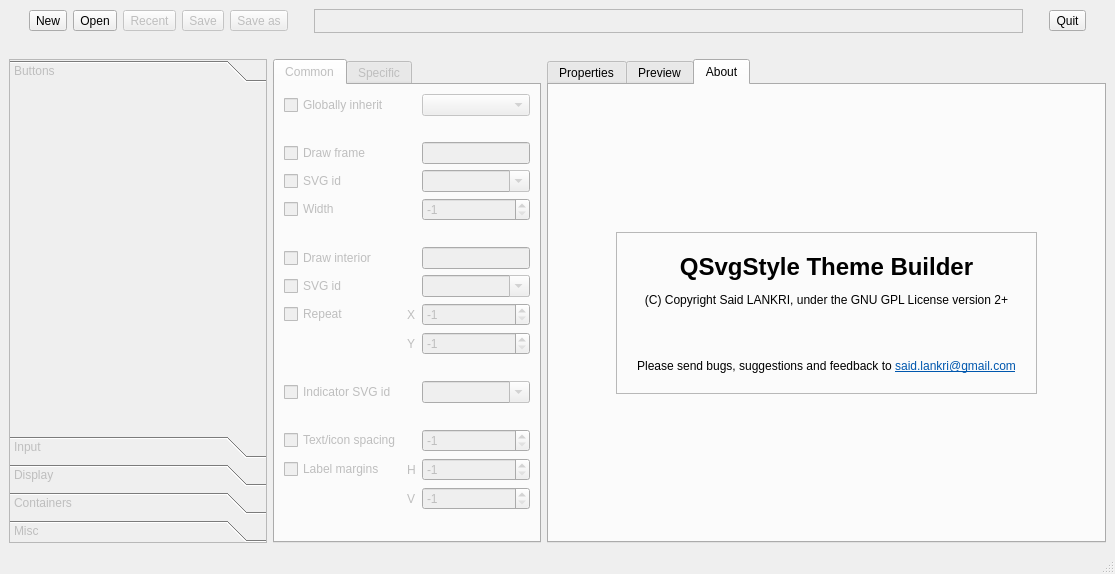
This is themebuilder/ThemeBuilderUIBase.ui in DexterMagnific/QSvgStyle as Qt 5 draws it before an edit. The edited form follows.
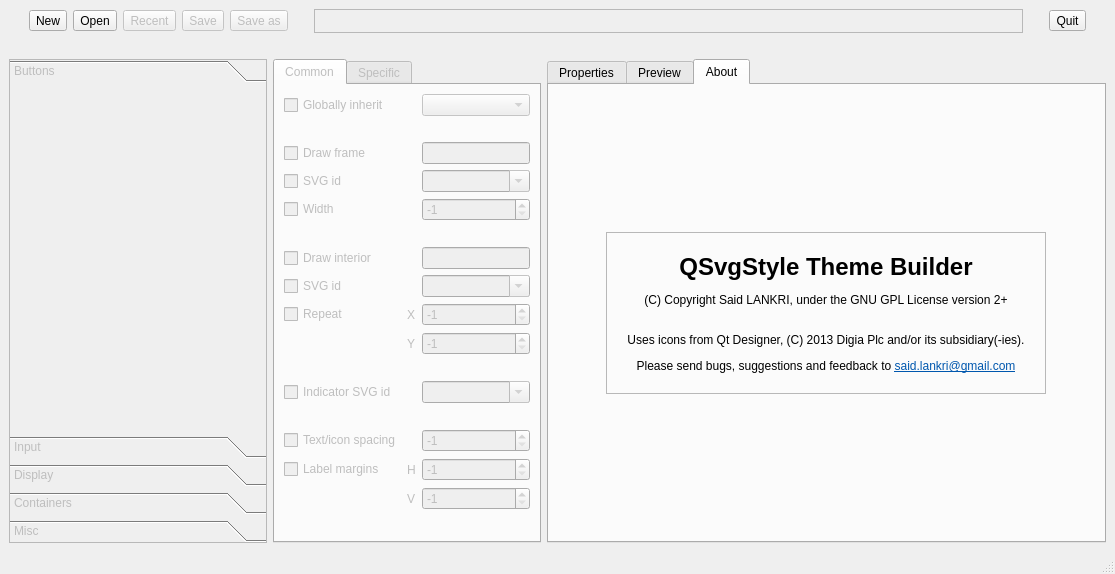
This is the edited form. Icons and pictures are not drawn.

Commit message: * Theme saving capability

What changed in the file:
```diff
--- a/themebuilder/ThemeBuilderUIBase.ui
+++ b/themebuilder/ThemeBuilderUIBase.ui
@@ -354,7 +354,7 @@
            <item row="0" column="0">
             <widget class="QLabel" name="label_3">
              <property name="text">
-              <string>&lt;html&gt;&lt;head/&gt;&lt;body&gt;&lt;p align=&quot;center&quot;&gt;&lt;span style=&quot; font-size:18pt; font-weight:600;&quot;&gt;QSvgStyle Theme Builder&lt;/span&gt;&lt;/p&gt;&lt;p align=&quot;center&quot;&gt;(C) Copyright Said LANKRI, under the GNU GPL License version 2+&lt;/p&gt;&lt;p align=&quot;center&quot;&gt;&lt;br/&gt;&lt;/p&gt;&lt;p align=&quot;center&quot;&gt;Please send bugs, suggestions and feedback to &lt;a href=&quot;said.lankri@gmail.com&quot;&gt;&lt;span style=&quot; text-decoration: underline; color:#0057ae;&quot;&gt;said.lankri@gmail.com&lt;/span&gt;&lt;/a&gt;&lt;/p&gt;&lt;/body&gt;&lt;/html&gt;</string>
+              <string>&lt;html&gt;&lt;head/&gt;&lt;body&gt;&lt;p align=&quot;center&quot;&gt;&lt;span style=&quot; font-size:18pt; font-weight:600;&quot;&gt;QSvgStyle Theme Builder&lt;/span&gt;&lt;/p&gt;&lt;p align=&quot;center&quot;&gt;(C) Copyright Said LANKRI, under the GNU GPL License version 2+&lt;/p&gt;&lt;p align=&quot;center&quot;&gt;&lt;br/&gt;Uses icons from Qt Designer, (C) 2013 Digia Plc and/or its subsidiary(-ies).&lt;/p&gt;&lt;p align=&quot;center&quot;&gt;Please send bugs, suggestions and feedback to &lt;a href=&quot;said.lankri@gmail.com&quot;&gt;&lt;span style=&quot; text-decoration: underline; color:#0057ae;&quot;&gt;said.lankri@gmail.com&lt;/span&gt;&lt;/a&gt;&lt;/p&gt;&lt;/body&gt;&lt;/html&gt;</string>
              </property>
              <property name="alignment">
               <set>Qt::AlignCenter</set>
```
The commit also changes 5 other files.
